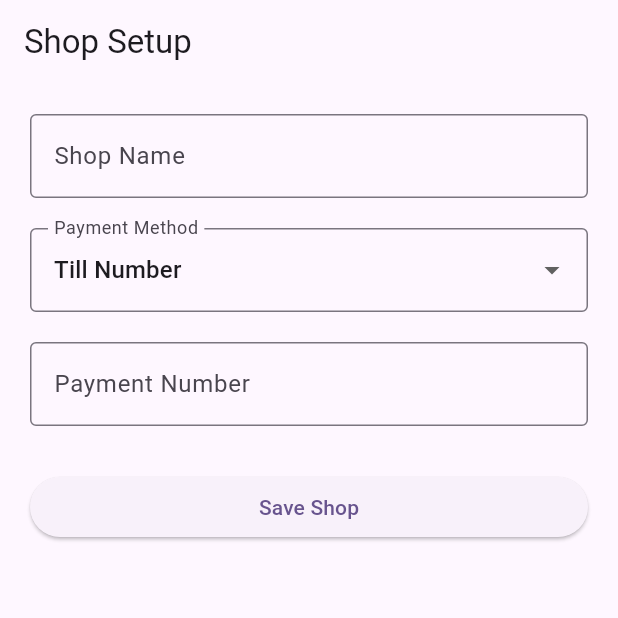
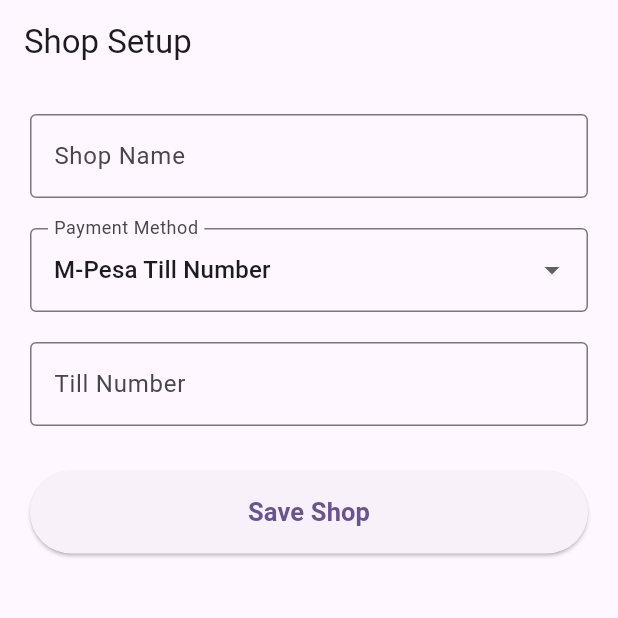
Before and after one commit to ericvaati703-beep/Pesabook-, a Flutter app: the screen it shows after launch, on a phone screen of 412 x 824 dp, the top half of it. Run offline on Flutter 3.47's test engine with Material 3 defaults, Android fonts, the phone set to English and light mode, and no system bars; our stand-ins replace shared_preferences.

Commit message:
Improve payment methods and reminders

```diff
--- a/lib/models/shop.dart
+++ b/lib/models/shop.dart
@@ -2,11 +2,13 @@
   String name;
   String paymentMethod;
   String paymentNumber;
+  String? accountNumber;
 
   Shop({
     required this.name,
     required this.paymentMethod,
     required this.paymentNumber,
+    this.accountNumber,
   });
 
   Map<String, dynamic> toJson() {
@@ -14,14 +16,16 @@
       'name': name,
       'paymentMethod': paymentMethod,
       'paymentNumber': paymentNumber,
+      'accountNumber': accountNumber,
     };
   }
 
   factory Shop.fromJson(Map<String, dynamic> json) {
     return Shop(
-      name: json['name'],
-      paymentMethod: json['paymentMethod'],
-      paymentNumber: json['paymentNumber'],
+      name: json['name'] ?? '',
+      paymentMethod: json['paymentMethod'] ?? 'M-Pesa Till Number',
+      paymentNumber: json['paymentNumber'] ?? '',
+      accountNumber: json['accountNumber'],
     );
   }
 }
--- a/lib/screens/shop_setup_screen.dart
+++ b/lib/screens/shop_setup_screen.dart
@@ -13,54 +13,88 @@
 class _ShopSetupScreenState extends State<ShopSetupScreen> {
   final _shopNameController = TextEditingController();
   final _paymentNumberController = TextEditingController();
+  final _accountNumberController = TextEditingController();
 
-  String _paymentMethod = 'Till Number';
-  bool _isLoading = true;
-
-  @override
-  void initState() {
-    super.initState();
-    _loadShop();
-  }
-
-  Future<void> _loadShop() async {
-    final shop = await StorageService.loadShop();
-
-    if (!mounted) return;
-
-    if (shop != null) {
-      _shopNameController.text = shop.name;
-      _paymentNumberController.text = shop.paymentNumber;
-      _paymentMethod = shop.paymentMethod;
-    }
-
-    setState(() {
-      _isLoading = false;
-    });
-  }
+  String _paymentMethod = 'M-Pesa Till Number';
 
   @override
   void dispose() {
     _shopNameController.dispose();
     _paymentNumberController.dispose();
+    _accountNumberController.dispose();
     super.dispose();
   }
 
+  String get _paymentNumberLabel {
+    switch (_paymentMethod) {
+      case 'M-Pesa Till Number':
+        return 'Till Number';
+
+      case 'M-Pesa PayBill':
+        return 'Business Number';
+
+      case 'Pochi la Biashara':
+        return 'Business Phone Number';
+
+      case 'Phone Number':
+        return 'Phone Number';
+
+      default:
+        return 'Payment Number';
+    }
+  }
+
+  String get _paymentNumberHint {
+    switch (_paymentMethod) {
+      case 'M-Pesa Till Number':
+        return 'Enter your M-Pesa Till Number';
+
+      case 'M-Pesa PayBill':
+        return 'Enter your PayBill Business Number';
+
+      case 'Pochi la Biashara':
+        return 'Enter your business phone number';
+
+      case 'Phone Number':
+        return 'Enter your phone number';
+
+      default:
+        return 'Enter payment number';
+    }
+  }
+
+  bool get _isPayBill {
+    return _paymentMethod == 'M-Pesa PayBill';
+  }
+
   Future<void> _saveShop() async {
-    if (_shopNameController.text.trim().isEmpty ||
-        _paymentNumberController.text.trim().isEmpty) {
+    final shopName = _shopNameController.text.trim();
+    final paymentNumber = _paymentNumberController.text.trim();
+    final accountNumber = _accountNumberController.text.trim();
+
+    if (shopName.isEmpty || paymentNumber.isEmpty) {
       ScaffoldMessenger.of(context).showSnackBar(
         const SnackBar(
-          content: Text('Please fill in all fields.'),
+          content: Text('Please fill in all required fields.'),
+        ),
+      );
+      return;
+    }
+
+    if (_isPayBill && accountNumber.isEmpty) {
+      ScaffoldMessenger.of(context).showSnackBar(
+        const SnackBar(
+          content: Text('Please enter the PayBill Account Number.'),
         ),
       );
       return;
     }
 
     final shop = Shop(
-      name: _shopNameController.text.trim(),
+      name: shopName,
       paymentMethod: _paymentMethod,
-      paymentNumber: _paymentNumberController.text.trim(),
+      paymentNumber: paymentNumber,
+      accountNumber: _isPayBill ? accountNumber : null,
     );
 
     await StorageService.saveShop(shop);
@@ -83,27 +117,11 @@
 
   @override
   Widget build(BuildContext context) {
-    if (_isLoading) {
-      return Scaffold(
-        appBar: AppBar(
-          title: const Text('Shop Setup'),
-        ),
-        body: const Center(
-          child: CircularProgressIndicator(),
-        ),
-      );
-    }
-
-    final hasExistingShop =
-        _shopNameController.text.trim().isNotEmpty;
-
     return Scaffold(
       appBar: AppBar(
-        title: Text(
-          hasExistingShop ? 'Shop Settings' : 'Shop Setup',
-        ),
+        title: const Text('Shop Setup'),
       ),
-      body: Padding(
+      body: SingleChildScrollView(
         padding: const EdgeInsets.all(20),
         child: Column(
           children: [
@@ -125,12 +143,16 @@
               ),
               items: const [
                 DropdownMenuItem(
-                  value: 'Till Number',
-                  child: Text('Till Number'),
+                  value: 'M-Pesa Till Number',
+                  child: Text('M-Pesa Till Number'),
                 ),
                 DropdownMenuItem(
-                  value: 'PayBill',
-                  child: Text('PayBill'),
+                  value: 'M-Pesa PayBill',
+                  child: Text('M-Pesa PayBill'),
+                ),
+                DropdownMenuItem(
+                  value: 'Pochi la Biashara',
+                  child: Text('Pochi la Biashara'),
                 ),
                 DropdownMenuItem(
                   value: 'Phone Number',
@@ -142,6 +164,8 @@
 
                 setState(() {
                   _paymentMethod = value;
+                  _paymentNumberController.clear();
+                  _accountNumberController.clear();
                 });
               },
             ),
@@ -150,23 +174,43 @@
 
             TextField(
               controller: _paymentNumberController,
-              keyboardType: TextInputType.number,
-              decoration: const InputDecoration(
-                labelText: 'Payment Number',
-                border: OutlineInputBorder(),
+              keyboardType: _paymentMethod == 'M-Pesa Till Number' ||
+                  _paymentMethod == 'M-Pesa PayBill'
+                  ? TextInputType.number
+                  : TextInputType.phone,
+              decoration: InputDecoration(
+                labelText: _paymentNumberLabel,
+                hintText: _paymentNumberHint,
+                border: const OutlineInputBorder(),
               ),
             ),
+
+            if (_isPayBill) ...[
+              const SizedBox(height: 20),
+
+              TextField(
+                controller: _accountNumberController,
+                decoration: const InputDecoration(
+                  labelText: 'Account Number',
+                  hintText: 'Enter your PayBill Account Number',
+                  border: OutlineInputBorder(),
+                ),
+              ),
+            ],
 
             const SizedBox(height: 30),
 
             SizedBox(
               width: double.infinity,
+              height: 55,
               child: ElevatedButton(
                 onPressed: _saveShop,
-                child: Text(
-                  hasExistingShop
-                      ? 'Save Changes'
-                      : 'Save Shop',
+                child: const Text(
+                  'Save Shop',
+                  style: TextStyle(
+                    fontSize: 17,
+                    fontWeight: FontWeight.bold,
+                  ),
                 ),
               ),
             ),
```
Also changed, not shown: lib/screens/send_reminder_screen.dart (+80 -60 lines), lib/services/sms_service.dart (+50 -18 lines), lib/services/storage_service.dart (+1 -15 lines).
